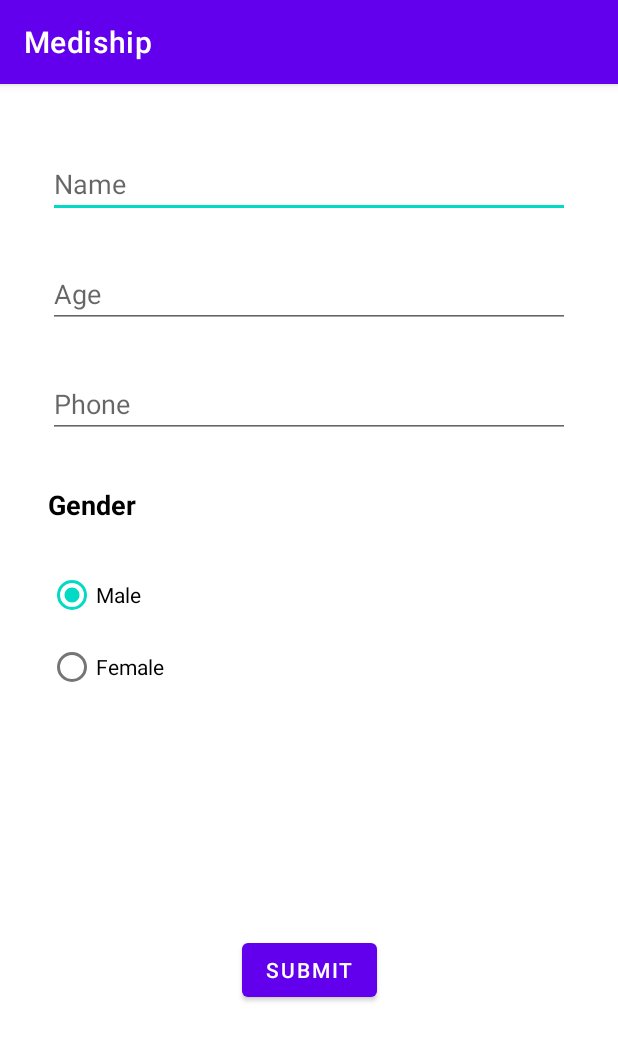
After one commit to Skillship-Vellore/Mediship, an Android app: the DetailsActivity screen opened directly, with no data from a screen before it, on a phone screen of 412 x 824 dp. The commit adds this screen. Shown: the top 1041 px of the screen. Run offline under Robolectric (Android 15) with nearby library versions, the phone set to English and light mode, and no system bars; our stand-ins replace ButterKnife; libraries missing offline, so code that uses them is left out: io.realm, io.realm.mongodb, org.bson.

Commit message:
Added DetailsPage and insert into Db

```diff
--- a/app/src/main/AndroidManifest.xml
+++ b/app/src/main/AndroidManifest.xml
@@ -9,7 +9,8 @@
         android:roundIcon="@mipmap/ic_launcher_round"
         android:supportsRtl="true"
         android:theme="@style/Theme.Mediship">
-        <activity android:name=".RegisterActivity"></activity>
+        <activity android:name=".DetailsActivity"></activity>
+        <activity android:name=".RegisterActivity" />
         <activity android:name=".LoginActivity" />
         <activity
             android:name=".MainActivity"
--- /dev/null
+++ b/app/src/main/java/com/skillship/mediship/DetailsActivity.java
@@ -0,0 +1,89 @@
+package com.skillship.mediship;
+
+import androidx.appcompat.app.AppCompatActivity;
+
+import android.content.Intent;
+import android.content.SharedPreferences;
+import android.os.Bundle;
+import android.util.Log;
+import android.view.View;
+import android.widget.Button;
+import android.widget.EditText;
+import android.widget.ProgressBar;
+import android.widget.RadioButton;
+import android.widget.RadioGroup;
+import android.widget.Toast;
+
+import org.bson.Document;
+
+import butterknife.BindView;
+import butterknife.ButterKnife;
+import io.realm.mongodb.App;
+import io.realm.mongodb.AppConfiguration;
+import io.realm.mongodb.Credentials;
+import io.realm.mongodb.User;
+import io.realm.mongodb.mongo.MongoClient;
+import io.realm.mongodb.mongo.MongoCollection;
+import io.realm.mongodb.mongo.MongoDatabase;
+
+public class DetailsActivity extends AppCompatActivity {
+
+    @BindView(R.id.nameEditText) EditText nameEditText;
+    @BindView(R.id.ageEditText) EditText ageEditText;
+    @BindView(R.id.phoneEditText) EditText phoneEditText;
+    @BindView(R.id.genderRadio) RadioGroup genderRadio;
+    @BindView(R.id.submitBtn) Button submitBtn;
+    @BindView(R.id.detailsProgress) ProgressBar detailsProgress;
+
+    @Override
+    protected void onCreate(Bundle savedInstanceState) {
+        super.onCreate(savedInstanceState);
+        setContentView(R.layout.activity_details);
+
+        ButterKnife.bind(this);
+
+        submitBtn.setOnClickListener(view -> {
+
+            detailsProgress.setVisibility(View.VISIBLE);
+            SharedPreferences loginPrefs = getSharedPreferences("LoginPrefs", MODE_PRIVATE);
+            String email = loginPrefs.getString("Email", null);
+            String pass = loginPrefs.getString("Password", null);
+
+            App app = new App(new AppConfiguration.Builder(getString(R.string.mongoAppId)).build());
+            Credentials credentials = Credentials.emailPassword(email, pass);
+            app.loginAsync(credentials, result -> {
+                if (result.isSuccess()) {
+
+                    User user = app.currentUser();
+                    MongoClient mongoClient = user.getMongoClient("mongodb-atlas");
+                    MongoDatabase mongoDatabase = mongoClient.getDatabase("mediship");
+                    MongoCollection<Document> collection = mongoDatabase.getCollection("userdata");
+
+                    RadioButton selectedGender = findViewById(genderRadio.getCheckedRadioButtonId());
+
+                    collection.insertOne(new Document("userId", user.getId())
+                            .append("Name", nameEditText.getText().toString().trim())
+                            .append("Phone", Long.parseLong(phoneEditText.getText().toString()))
+                            .append("Gender", selectedGender.getText())
+                            .append("Age", Integer.parseInt(ageEditText.getText().toString()))
+                            .append("Email", email)
+                    ).getAsync(insertResult -> {
+                        if (insertResult.isSuccess()) {
+                            Log.i("SignUp", "Signup successful and added to database");
+                            startActivity(new Intent(DetailsActivity.this, MainActivity.class));
+                            finish();
+                        } else {
+                            Log.e("Error", String.valueOf(insertResult.getError()));
+                            detailsProgress.setVisibility(View.INVISIBLE);
+                            Toast.makeText(getApplicationContext(), "Error in database, please try again", Toast.LENGTH_LONG).show();
+                        }
+                    });
+                } else {
+                    Toast.makeText(getApplicationContext(), "Error in database, please try again", Toast.LENGTH_LONG).show();
+                    Log.e("Error", String.valueOf(result.getError()));
+                    detailsProgress.setVisibility(View.INVISIBLE);
+                }
+            });
+        });
+    }
+}
--- a/app/src/main/java/com/skillship/mediship/MainActivity.java
+++ b/app/src/main/java/com/skillship/mediship/MainActivity.java
@@ -58,7 +58,7 @@ public class MainActivity extends AppCompatActivity {
                 if(result.isSuccess())
                     Log.e("Info","User logged in successfully");
                 else
-                    Log.e("Info","Error in logging in");
+                    Log.e("MainActivity/Error", result.getError().toString());
             });
         }
     }
--- /dev/null
+++ b/app/src/main/res/layout/activity_details.xml
@@ -0,0 +1,109 @@
+<?xml version="1.0" encoding="utf-8"?>
+<androidx.constraintlayout.widget.ConstraintLayout xmlns:android="http://schemas.android.com/apk/res/android"
+    xmlns:app="http://schemas.android.com/apk/res-auto"
+    xmlns:tools="http://schemas.android.com/tools"
+    android:layout_width="match_parent"
+    android:layout_height="match_parent"
+    tools:context=".DetailsActivity">
+
+    <EditText
+        android:id="@+id/nameEditText"
+        android:layout_width="0dp"
+        android:layout_height="wrap_content"
+        android:layout_marginStart="32dp"
+        android:layout_marginTop="24dp"
+        android:layout_marginEnd="32dp"
+        android:ems="10"
+        android:hint="Name"
+        android:inputType="textPersonName"
+        app:layout_constraintEnd_toEndOf="parent"
+        app:layout_constraintStart_toStartOf="parent"
+        app:layout_constraintTop_toBottomOf="@+id/detailsProgress" />
+
+    <EditText
+        android:id="@+id/ageEditText"
+        android:layout_width="0dp"
+        android:layout_height="wrap_content"
+        android:layout_marginStart="32dp"
+        android:layout_marginTop="28dp"
+        android:layout_marginEnd="32dp"
+        android:ems="10"
+        android:hint="Age"
+        android:inputType="numberSigned"
+        app:layout_constraintEnd_toEndOf="parent"
+        app:layout_constraintStart_toStartOf="parent"
+        app:layout_constraintTop_toBottomOf="@+id/nameEditText" />
+
+    <EditText
+        android:id="@+id/phoneEditText"
+        android:layout_width="0dp"
+        android:layout_height="wrap_content"
+        android:layout_marginStart="32dp"
+        android:layout_marginTop="28dp"
+        android:layout_marginEnd="32dp"
+        android:ems="10"
+        android:hint="Phone"
+        android:inputType="phone"
+        app:layout_constraintEnd_toEndOf="parent"
+        app:layout_constraintStart_toStartOf="parent"
+        app:layout_constraintTop_toBottomOf="@+id/ageEditText" />
+
+    <RadioGroup
+        android:id="@+id/genderRadio"
+        android:layout_width="wrap_content"
+        android:layout_height="wrap_content"
+        android:layout_marginStart="32dp"
+        android:layout_marginTop="24dp"
+        app:layout_constraintStart_toStartOf="parent"
+        app:layout_constraintTop_toBottomOf="@+id/textView">
+
+        <RadioButton
+            android:id="@+id/maleRadio"
+            android:layout_width="match_parent"
+            android:layout_height="wrap_content"
+            android:checked="true"
+            android:text="Male" />
+
+        <RadioButton
+            android:id="@+id/femaleRadio"
+            android:layout_width="match_parent"
+            android:layout_height="wrap_content"
+            android:text="Female" />
+    </RadioGroup>
+
+    <TextView
+        android:id="@+id/textView"
+        android:layout_width="wrap_content"
+        android:layout_height="wrap_content"
+        android:layout_marginStart="32dp"
+        android:layout_marginTop="32dp"
+        android:text="Gender"
+        android:textColor="#000000"
+        android:textSize="18sp"
+        android:textStyle="bold"
+        app:layout_constraintStart_toStartOf="parent"
+        app:layout_constraintTop_toBottomOf="@+id/phoneEditText" />
+
+    <Button
+        android:id="@+id/submitBtn"
+        android:layout_width="wrap_content"
+        android:layout_height="wrap_content"
+        android:text="Submit"
+        app:layout_constraintBottom_toBottomOf="parent"
+        app:layout_constraintEnd_toEndOf="parent"
+        app:layout_constraintStart_toStartOf="parent"
+        app:layout_constraintTop_toBottomOf="@+id/genderRadio" />
+
+    <ProgressBar
+        android:id="@+id/detailsProgress"
+        style="?android:attr/progressBarStyleHorizontal"
+        android:layout_width="0dp"
+        android:layout_height="wrap_content"
+        android:layout_marginTop="4dp"
+        android:indeterminate="true"
+        android:visibility="invisible"
+        app:layout_constraintEnd_toEndOf="parent"
+        app:layout_constraintStart_toStartOf="parent"
+        app:layout_constraintTop_toTopOf="parent" />
+
+</androidx.constraintlayout.widget.ConstraintLayout>
--- a/app/src/main/res/layout/activity_main.xml
+++ b/app/src/main/res/layout/activity_main.xml
@@ -23,6 +23,7 @@
         android:name="androidx.navigation.fragment.NavHostFragment"
         android:layout_width="match_parent"
         android:layout_height="match_parent"
+        android:layout_marginBottom="?attr/actionBarSize"
         app:defaultNavHost="true"
         app:layout_constraintBottom_toTopOf="@id/nav_view"
         app:layout_constraintLeft_toLeftOf="parent"
--- a/app/src/main/res/values/strings.xml
+++ b/app/src/main/res/values/strings.xml
@@ -3,4 +3,6 @@
     <string name="title_home">Home</string>
     <string name="title_dashboard">Dashboard</string>
     <string name="title_notifications">Notifications</string>
+
+    <string name="mongoAppId">mediship-vhxze</string>
 </resources>
```
Also changed, not shown: app/src/main/java/com/skillship/mediship/LoginActivity.java (+6 -1 lines), app/src/main/java/com/skillship/mediship/RegisterActivity.java (+11 -4 lines), app/src/main/java/com/skillship/mediship/ui/DashboardFragment.java (+24 -2 lines), app/src/main/res/layout/activity_login.xml (+12 -2 lines), app/src/main/res/layout/fragment_dashboard.xml (+10 -0 lines).
